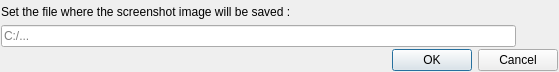
First picture: the form in ui/getdialogs/getImagePathDialog.ui, repository AmirHammouteneEI/ScheduledPasteAndKeys, before the edit.
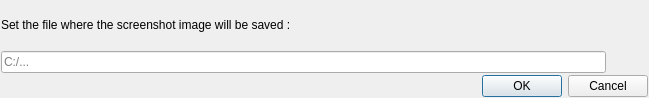
Second picture: the form after the edit. Icons and pictures are not drawn.

Commit message: ready for version 1.6 ; whole UI change for modern style (adding images)

What changed in the file:
```diff
--- a/ui/getdialogs/getImagePathDialog.ui
+++ b/ui/getdialogs/getImagePathDialog.ui
@@ -6,8 +6,8 @@
    <rect>
     <x>0</x>
     <y>0</y>
-    <width>559</width>
-    <height>72</height>
+    <width>649</width>
+    <height>98</height>
    </rect>
   </property>
   <property name="windowTitle">
@@ -59,9 +59,11 @@
        <property name="toolTip">
         <string>Browse a directory in order to help to set the path...</string>
        </property>
-       <property name="icon">
-        <iconset resource="../resources.qrc">
-         <normaloff>:/img/browseFolder.png</normaloff>:/img/browseFolder.png</iconset>
+       <property name="iconSize">
+        <size>
+         <width>24</width>
+         <height>24</height>
+        </size>
        </property>
        <property name="flat">
         <bool>true</bool>
```
Left out of the diff: 4 changed lines with no effect on the pictures. The commit also changes 109 other files.
